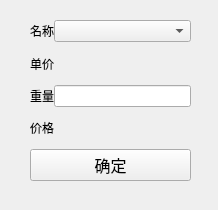
Above: view/select.ui from HolmesAmzish/ElectricScale before the change. Below: the same form after it.
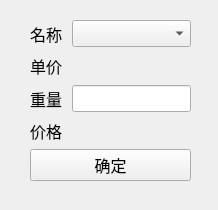
That is the form after the change.

What changed in the file:
```diff
--- a/view/select.ui
+++ b/view/select.ui
@@ -33,21 +33,53 @@
      <number>10</number>
     </property>
     <item>
-     <layout class="QHBoxLayout" name="horizontalLayout_2" stretch="0,1">
+     <layout class="QHBoxLayout" name="horizontalLayout_2" stretch="0,0,1">
       <item>
        <widget class="QLabel" name="item_label">
+        <property name="font">
+         <font>
+          <pointsize>12</pointsize>
+         </font>
+        </property>
         <property name="text">
          <string>名称</string>
         </property>
        </widget>
       </item>
       <item>
-       <widget class="QComboBox" name="label_list_box"/>
+       <spacer name="horizontalSpacer">
+        <property name="orientation">
+         <enum>Qt::Horizontal</enum>
+        </property>
+        <property name="sizeType">
+         <enum>QSizePolicy::Fixed</enum>
+        </property>
+        <property name="sizeHint" stdset="0">
+         <size>
+          <width>10</width>
+          <height>20</height>
+         </size>
+        </property>
+       </spacer>
+      </item>
+      <item>
+       <widget class="QComboBox" name="label_list_box">
+        <property name="font">
+         <font>
+          <pointsize>12</pointsize>
+         </font>
+        </property>
+       </widget>
       </item>
      </layout>
     </item>
     <item>
      <widget class="QLabel" name="price_per_unit_label">
+      <property name="font">
+       <font>
+        <pointsize>12</pointsize>
+       </font>
+      </property>
       <property name="text">
        <string>单价</string>
       </property>
@@ -57,18 +89,50 @@
      <layout class="QHBoxLayout" name="horizontalLayout">
       <item>
        <widget class="QLabel" name="weight_label">
+        <property name="font">
+         <font>
+          <pointsize>12</pointsize>
+         </font>
+        </property>
         <property name="text">
          <string>重量</string>
         </property>
        </widget>
       </item>
       <item>
-       <widget class="QLineEdit" name="weight_edit"/>
+       <spacer name="horizontalSpacer_2">
+        <property name="orientation">
+         <enum>Qt::Horizontal</enum>
+        </property>
+        <property name="sizeType">
+         <enum>QSizePolicy::Fixed</enum>
+        </property>
+        <property name="sizeHint" stdset="0">
+         <size>
+          <width>10</width>
+          <height>20</height>
+         </size>
+        </property>
+       </spacer>
+      </item>
+      <item>
+       <widget class="QLineEdit" name="weight_edit">
+        <property name="font">
+         <font>
+          <pointsize>12</pointsize>
+         </font>
+        </property>
+       </widget>
       </item>
      </layout>
     </item>
     <item>
      <widget class="QLabel" name="price_label">
+      <property name="font">
+       <font>
+        <pointsize>12</pointsize>
+       </font>
+      </property>
       <property name="text">
        <string>价格</string>
       </property>
```
